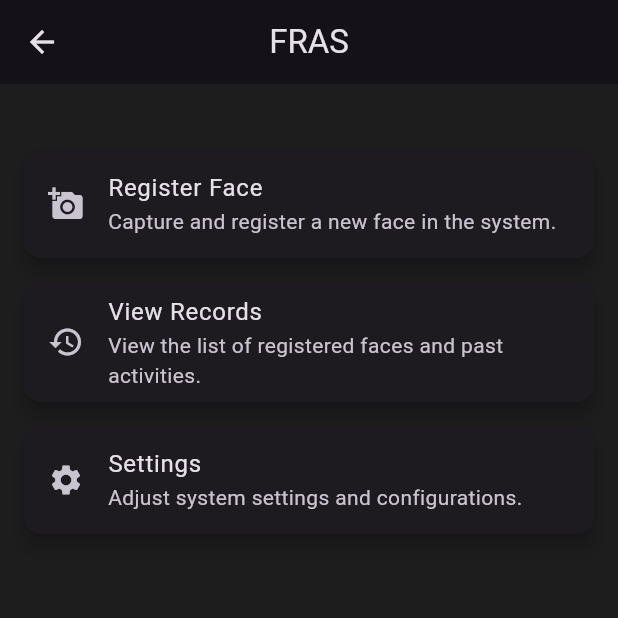
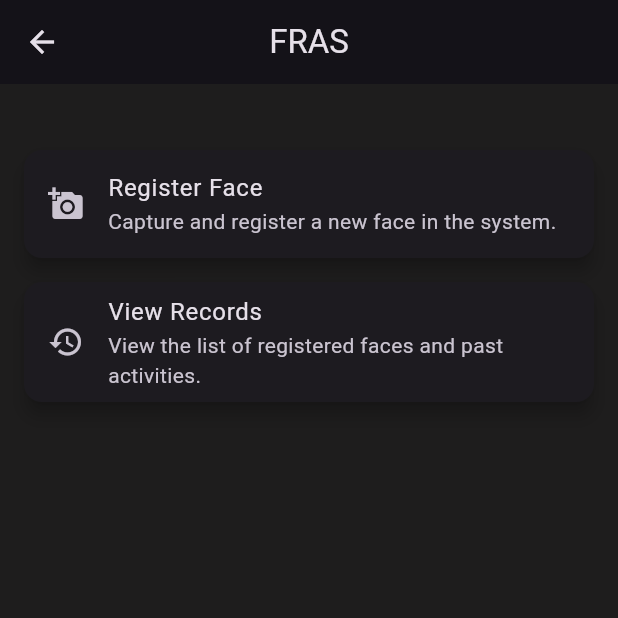
Before and after one commit to ramahussein47/Facial-recognition-system-using-flutter-and-tensorflow-, a Flutter app: the Firstpage screen opened directly, on a phone screen of 412 x 824 dp, the top half of it. Run offline on Flutter 3.47's test engine with Material 3 defaults, Android fonts, the phone set to English and light mode, and no system bars; our stand-ins replace camera, firebase_auth, firebase_core, image_picker; accounts and stored records are empty.

```diff
--- a/lib/login.dart
+++ b/lib/login.dart
@@ -1,6 +1,7 @@
 import 'package:firebase_auth/firebase_auth.dart';
 import 'package:flutter/material.dart';
 import 'package:project/sidemenufiles/Dashboard.dart';
+import 'package:project/sidemenufiles/homepage.dart';
 
 
 class LoginPage extends StatefulWidget {
@@ -115,7 +116,7 @@ class _LoginPageState extends State<LoginPage> {
           if (_formKey.currentState?.validate() ?? false) {
             Navigator.push(
               context,
-              MaterialPageRoute(builder: (context) => const  Homepage()),
+              MaterialPageRoute(builder: (context) =>   Homepage()),
             );
           }
         },
--- a/lib/main.dart
+++ b/lib/main.dart
@@ -24,7 +24,7 @@ class MyApp extends StatelessWidget {
         scaffoldBackgroundColor: backgroundColor,
         brightness: Brightness.dark,
       ),
-      home: Homepage(),
+      home: LoginPage(),
     );
   }
 }
--- a/lib/sidemenufiles/First_page.dart
+++ b/lib/sidemenufiles/First_page.dart
@@ -44,18 +44,7 @@ class Firstpage extends StatelessWidget {
                       },
                     ),
                   ),
-                  Card(
-                    elevation: 5,
-                    margin: EdgeInsets.symmetric(vertical: 8.0),
-                    child: ListTile(
-                      leading: Icon(Icons.settings),
-                      title: Text('Settings'),
-                      subtitle: Text('Adjust system settings and configurations.'),
-                      onTap: () {
-                        // Navigate to Settings screen
-                      },
-                    ),
-                  ),
+
                 ],
               ),
             ),
```
Also changed, not shown: lib/sidemenufiles/Dashboard.dart (deleted, +0 -28 lines).
